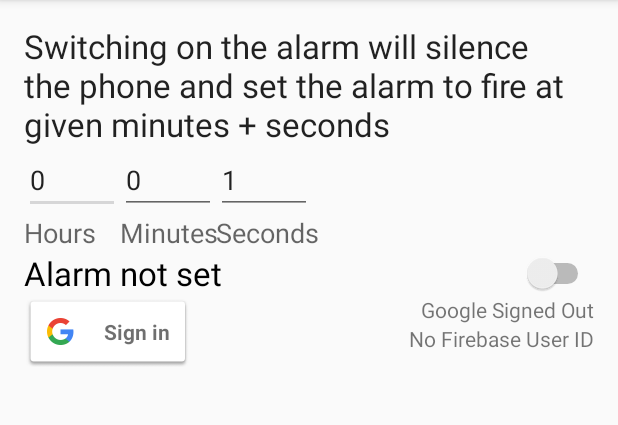
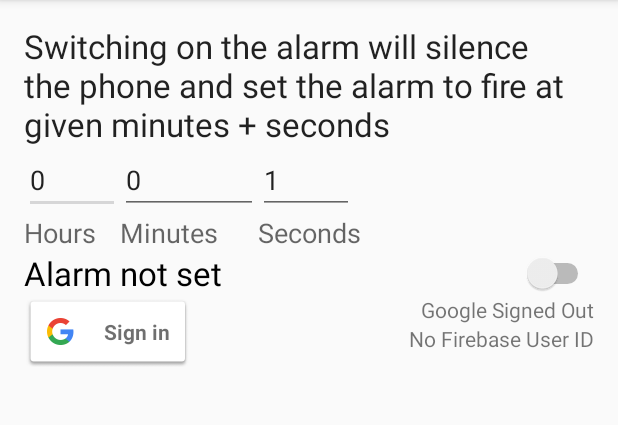
Before and after one commit to hilliao/enterprise-solutions, an Android app: the screen it shows after launch (MainActivity), on a phone screen of 412 x 824 dp, the part 84-509 px from its top. Run offline under Robolectric (Android 15) with nearby library versions, the phone set to English and light mode, and no system bars; our stand-ins replace Firebase (no records; nobody signed in at launch, a user with empty details on screens opened directly); 5 statements that could not run were skipped.

Commit message:
Fixed java.lang.SecurityException: Not allowed to change Do Not Disturb state per https://stackoverflow.com/questions/39151453/in-android-7-api-level-24-my-app-is-not-allowed-to-mute-phone-set-ringer-mode; user needs to grant Do Not Disturb access permission at start. SDK version updates in app build.gradle to 28

```diff
--- a/NapTimeAlarm/app/build.gradle
+++ b/NapTimeAlarm/app/build.gradle
@@ -7,9 +7,9 @@ android {
     defaultConfig {
         applicationId "com.dlinkddns.hil.naptimealarm"
         minSdkVersion 21
-        targetSdkVersion 23
-        versionCode 9
-        versionName "0.3.4"
+        targetSdkVersion 28
+        versionCode 10
+        versionName "0.3.5"
     }
     compileOptions {
         sourceCompatibility JavaVersion.VERSION_1_8
--- a/NapTimeAlarm/app/src/main/AndroidManifest.xml
+++ b/NapTimeAlarm/app/src/main/AndroidManifest.xml
@@ -1,6 +1,7 @@
 <?xml version="1.0" encoding="utf-8"?><!-- key tool command https://developers.google.com/android/guides/client-auth -->
 <manifest xmlns:android="http://schemas.android.com/apk/res/android"
     package="com.dlinkddns.hil.naptimealarm">
+    <uses-permission android:name="android.permission.ACCESS_NOTIFICATION_POLICY" />
 
     <application
         android:allowBackup="true"
--- a/NapTimeAlarm/app/src/main/java/com/dlinkddns/hil/naptimealarm/MainActivity.java
+++ b/NapTimeAlarm/app/src/main/java/com/dlinkddns/hil/naptimealarm/MainActivity.java
@@ -1,6 +1,7 @@
 package com.dlinkddns.hil.naptimealarm;
 
 import android.app.AlarmManager;
+import android.app.NotificationManager;
 import android.app.PendingIntent;
 import android.app.ProgressDialog;
 import android.content.Context;
@@ -8,6 +9,7 @@ import android.content.Intent;
 import android.graphics.Color;
 import android.media.AudioManager;
 import android.net.Uri;
+import android.os.Build;
 import android.os.Bundle;
 import android.support.annotation.NonNull;
 import android.support.v7.app.AppCompatActivity;
@@ -81,11 +83,24 @@ public class MainActivity extends AppCompatActivity {
         String url = urlIntent.getDataString();
         Log.i(GoogleFirebase, String.format("MainActivity started from deep-linking at %s", url));
 
+        // android.permission.ACCESS_NOTIFICATION_POLICY -> request user's permission to Do Not Disturb access
+        NotificationManager notificationManager =
+                (NotificationManager) getApplicationContext().getSystemService(Context.NOTIFICATION_SERVICE);
+        if (Build.VERSION.SDK_INT >= Build.VERSION_CODES.M
+                && !notificationManager.isNotificationPolicyAccessGranted()) {
+            Intent intent = new Intent(android.provider.Settings.ACTION_NOTIFICATION_POLICY_ACCESS_SETTINGS);
+            startActivity(intent);
+        }
+
         // register UI component's listeners
         alarmSwitch = (Switch) findViewById(R.id.switchAlarm);
         alarmSwitch.setOnCheckedChangeListener(new CompoundButton.OnCheckedChangeListener() {
             @Override
             public void onCheckedChanged(CompoundButton buttonView, boolean isChecked) {
+                // app crash if not have Do Not Disturb access: java.lang.SecurityException: Not allowed to change Do Not Disturb state
+                Toast.makeText(MainActivity.this, R.string.Warning_Do_Not_Disturb_access, Toast.LENGTH_SHORT).show();
+
+                // switch alarm timer on or off where timer-on turns on Do Not Disturb
                 alarmSwitchLogic(isChecked, alarmSwitch);
             }
         });
@@ -186,6 +201,7 @@ public class MainActivity extends AppCompatActivity {
     public void onActivityResult(int requestCode, int resultCode, Intent data) {
         super.onActivityResult(requestCode, resultCode, data);
 
+        // add SHA1 fingerprint to Firebase project settings: https://developers.google.com/drive/android/auth
         // Result returned from launching the Intent from GoogleSignInApi.getSignInIntent(...);
         if (requestCode == RC_SIGN_IN) {
             GoogleSignInResult result = Auth.GoogleSignInApi.getSignInResultFromIntent(data);
@@ -194,6 +210,8 @@ public class MainActivity extends AppCompatActivity {
                 GoogleSignInAccount account = result.getSignInAccount();
                 firebaseAuthWithGoogle(account);
             } else {
+                // verify Firebase project settings has the release and debug SHA1 fingerprint: https://developers.google.com/drive/android/auth
+                // re-add SHA1 fingerprint and retry sign-in
                 // Google Sign In failed, update UI appropriately
                 updateUI(null);
             }
@@ -326,6 +344,7 @@ public class MainActivity extends AppCompatActivity {
 
             // will restore the previous alarm mode when the switch if off
             previousAlarmMode = audioManager.getRingerMode();
+            // requires android.permission.ACCESS_NOTIFICATION_POLICY
             audioManager.setRingerMode(AudioManager.RINGER_MODE_SILENT);
 
             // show the time alarm will fire
--- a/NapTimeAlarm/app/src/main/res/layout/content_main.xml
+++ b/NapTimeAlarm/app/src/main/res/layout/content_main.xml
@@ -32,9 +32,10 @@
 
     <EditText
         android:id="@+id/minuteCountdown"
-        android:layout_width="wrap_content"
+        android:layout_width="92dp"
         android:layout_height="wrap_content"
         android:layout_alignTop="@+id/hourCountdown"
+        android:layout_marginTop="0dp"
         android:layout_toEndOf="@+id/hourCountdown"
         android:ems="3"
         android:inputType="numberSigned"
@@ -45,6 +46,7 @@
         android:layout_width="wrap_content"
         android:layout_height="wrap_content"
         android:layout_alignTop="@+id/minuteCountdown"
+        android:layout_marginTop="0dp"
         android:layout_toEndOf="@+id/minuteCountdown"
         android:ems="3"
         android:inputType="numberSigned"
@@ -52,10 +54,11 @@
 
     <TextView
         android:id="@+id/textViewMin"
-        android:layout_width="wrap_content"
+        android:layout_width="91dp"
         android:layout_height="wrap_content"
+        android:layout_below="@+id/minuteCountdown"
         android:layout_alignStart="@+id/minuteCountdown"
-        android:layout_below="@+id/minuteCountdown"
+        android:layout_marginTop="0dp"
         android:text="Minutes"
         android:textAppearance="?android:attr/textAppearanceMedium" />
 
--- a/NapTimeAlarm/app/src/main/res/values/strings.xml
+++ b/NapTimeAlarm/app/src/main/res/values/strings.xml
@@ -16,4 +16,5 @@
     <string name="app_uri">android-app://com.dlinkddns.hil.naptimealarm/http/hil.dlinkddns.com/naptimealarm</string>
     <string name="time_input_error">one of the time inputs not acceptable</string>
     <string name="Google_signin_error">Google Play Services sign in error</string>
+    <string name="Warning_Do_Not_Disturb_access">App will crash if Do Not Disturb access not granted</string>
 </resources>
```
